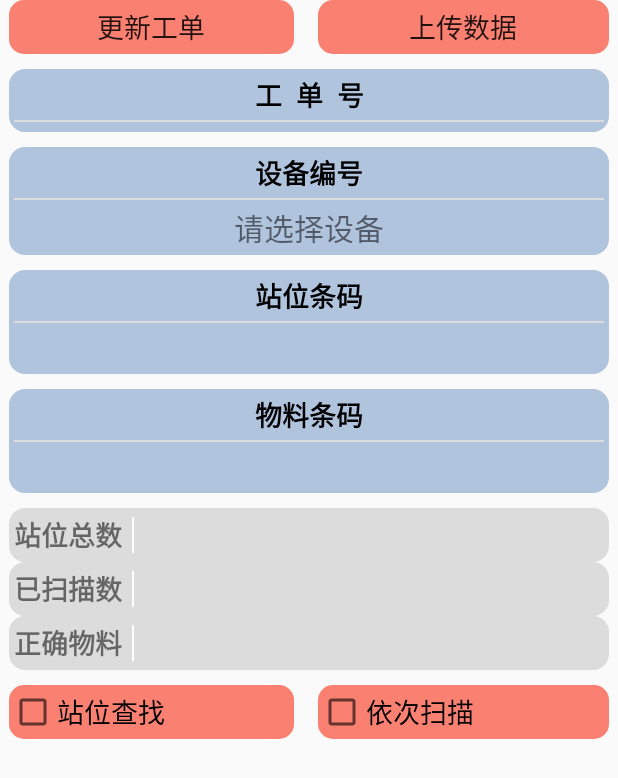
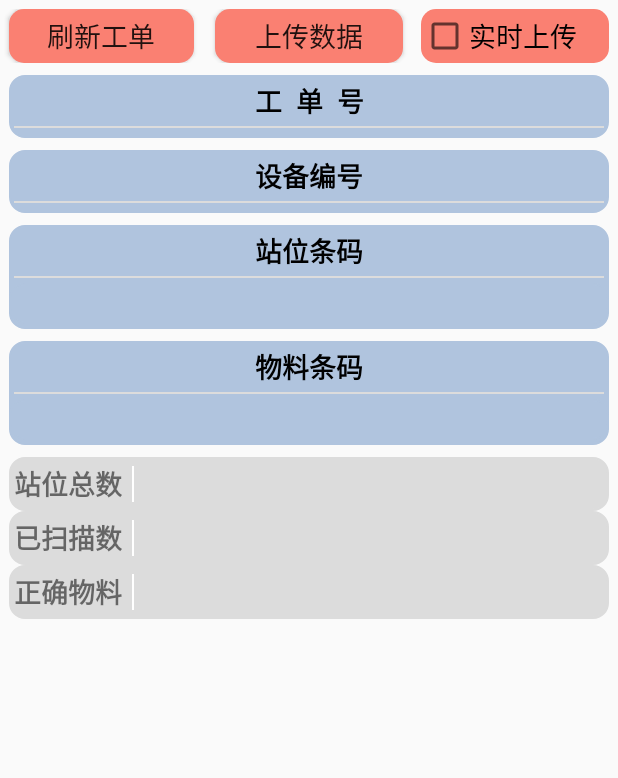
Before and after one commit to GORDENyou/Gelaide, an Android app: the MainActivity screen opened directly, with no data from a screen before it, on a phone screen of 412 x 824 dp. Shown: the top 778 px of the screen. Run offline under Robolectric (Android 15) with nearby library versions, the phone set to English and light mode, and no system bars; our stand-ins replace ButterKnife.

Commit message:
添加实时上传，修改判断逻辑，提高稳定性，允许没有扫描完整切换工单。

```diff
--- a/app/src/main/res/layout/activity_main.xml
+++ b/app/src/main/res/layout/activity_main.xml
@@ -10,42 +10,49 @@
     <LinearLayout
         android:layout_width="match_parent"
         android:layout_height="wrap_content"
-        android:layout_marginBottom="10dp"
+        android:layout_marginTop="6dp"
+        android:layout_marginBottom="8dp"
         android:orientation="horizontal">
 
         <Button
             android:id="@+id/gengXin"
             style="@style/style_button"
-            android:layout_marginRight="10dp"
+            android:layout_marginRight="8dp"
             android:layout_weight="1"
-            android:text="更新工单" />
+            android:text="刷新工单" />
 
         <Button
             android:id="@+id/shangChuan"
             style="@style/style_button"
             android:layout_weight="1"
             android:text="上传数据" />
+
+        <CheckBox
+            android:id="@+id/shiShi"
+            style="@style/style_button"
+            android:layout_weight="1"
+            android:text="实时上传" />
     </LinearLayout>
 
     <p.gordenyou.pdalibrary.view.SpinnerView
         android:id="@+id/gongDan"
         android:layout_width="match_parent"
         android:layout_height="wrap_content"
-        android:layout_marginBottom="10dp"
+        android:layout_marginBottom="8dp"
         app:spinnertitle="工  单  号" />
 
     <p.gordenyou.pdalibrary.view.SpinnerView
         android:id="@+id/sheBei"
         android:layout_width="match_parent"
         android:layout_height="wrap_content"
-        android:layout_marginBottom="10dp"
+        android:layout_marginBottom="8dp"
         app:spinnertitle="设备编号" />
 
     <p.gordenyou.pdalibrary.view.ScannerView
         android:id="@+id/zhanWei"
         android:layout_width="match_parent"
         android:layout_height="wrap_content"
-        android:layout_marginBottom="10dp"
+        android:layout_marginBottom="8dp"
         app:buttonvisable="false"
         app:scannertitle="站位条码" />
 
@@ -53,7 +60,7 @@
         android:id="@+id/wuLiao"
         android:layout_width="match_parent"
         android:layout_height="wrap_content"
-        android:layout_marginBottom="10dp"
+        android:layout_marginBottom="8dp"
         app:buttonvisable="false"
         app:scannertitle="物料条码" />
 
@@ -73,7 +80,7 @@
         android:id="@+id/zhengQue"
         android:layout_width="match_parent"
         android:layout_height="wrap_content"
-        android:layout_marginBottom="10dp"
+        android:layout_marginBottom="8dp"
         app:textshowtitle="正确物料" />
 
     <LinearLayout
@@ -84,14 +91,16 @@
         <CheckBox
             android:id="@+id/chaZhao"
             style="@style/style_button"
-            android:layout_marginRight="10dp"
+            android:layout_marginRight="8dp"
             android:layout_weight="1"
+            android:visibility="invisible"
             android:text="站位查找" />
 
         <CheckBox
             android:id="@+id/shunXu"
             style="@style/style_button"
             android:layout_weight="1"
+            android:visibility="invisible"
             android:text="依次扫描" />
     </LinearLayout>
 
--- a/pdalibrary/src/main/java/p/gordenyou/pdalibrary/net/JDBCHelper.java
+++ b/pdalibrary/src/main/java/p/gordenyou/pdalibrary/net/JDBCHelper.java
@@ -18,7 +18,7 @@ public class JDBCHelper {
     public static String USERNAME = "sa";
     public static String PASSWORD = "lhfz123456";
     private final static String CLASSNAME = "net.sourceforge.jtds.jdbc.Driver";
-    public static String URL = "jdbc:jtds:sqlserver://121.35.98.225:10874;DatabaseName=LianHe";
+    public static String URL = "jdbc:jtds:sqlserver://un-sz.f3322.net:10874;DatabaseName=LianHe";
 
     private static Connection con;
     private static JDBCHelper instance;
```
Also changed, not shown: app/src/main/java/p/gordenyou/geleide/activity/MainActivity.java (+207 -75 lines), app/src/main/java/p/gordenyou/geleide/activity/SettingActivity.java (+6 -1 lines), pdalibrary/src/main/java/p/gordenyou/pdalibrary/common/CommonMethod.java (+20 -6 lines).
